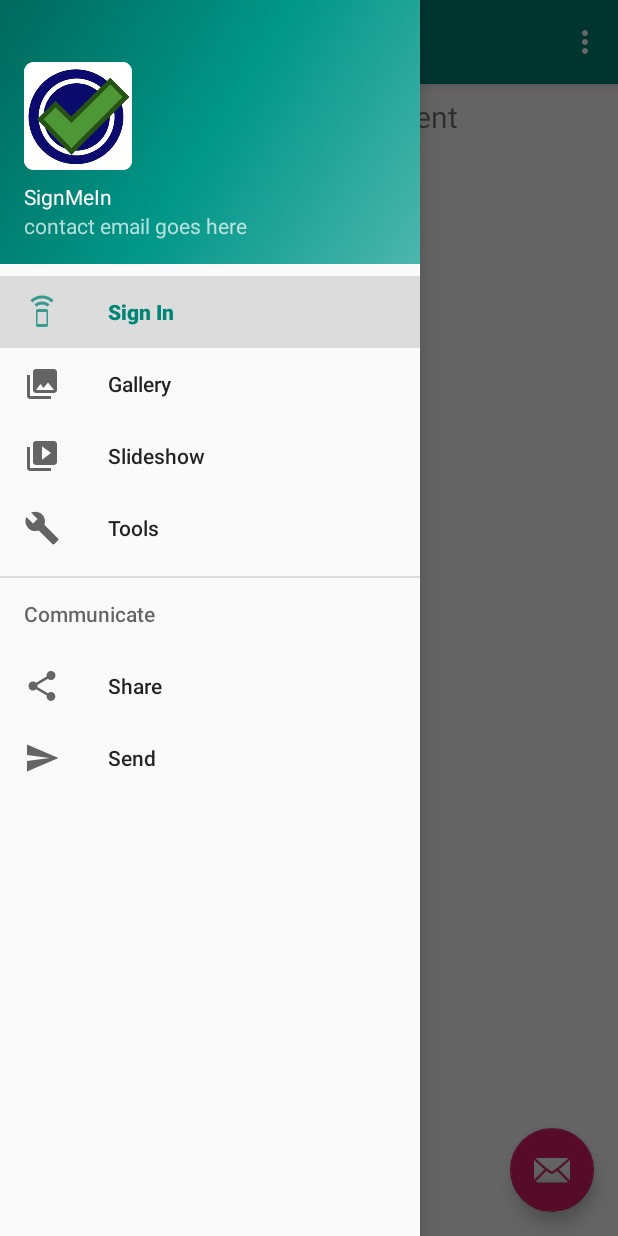
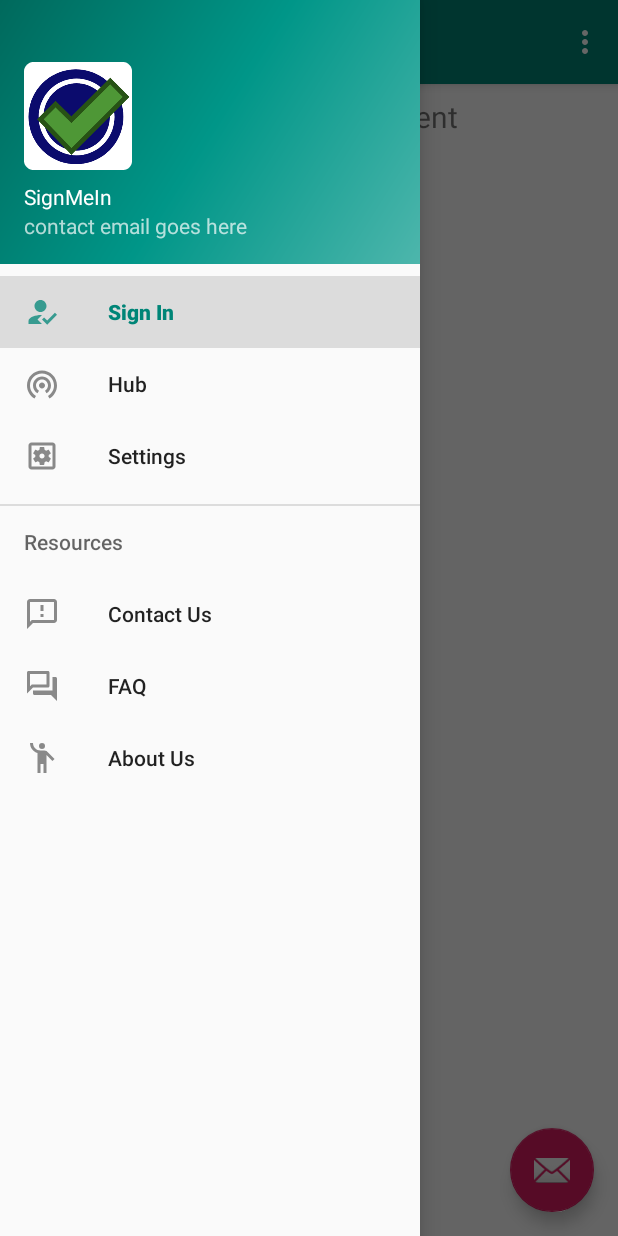
Before and after one commit to ecc521/SignMeIn, an Android app: the screen it shows after launch (MainActivity), with the side drawer open, on a phone screen of 412 x 824 dp. Run offline under Robolectric (Android 15) with nearby library versions, the phone set to English and light mode, and no system bars; our stand-ins replace navigation-ui.

Commit message:
Continue working on navbar

```diff
--- a/app/src/main/java/com/example/signmein/MainActivity.java
+++ b/app/src/main/java/com/example/signmein/MainActivity.java
@@ -44,8 +44,7 @@ public class MainActivity extends AppCompatActivity {
         // Passing each menu ID as a set of Ids because each
         // menu should be considered as top level destinations.
         mAppBarConfiguration = new AppBarConfiguration.Builder(
-                R.id.nav_home, R.id.nav_gallery, R.id.nav_slideshow,
-                R.id.nav_tools, R.id.nav_share, R.id.nav_send)
+                R.id.nav_home, R.id.nav_hub, R.id.nav_settings, R.id.nav_faq, R.id.nav_about, R.id.nav_contact)
                 .setDrawerLayout(drawer)
                 .build();
         NavController navController = Navigation.findNavController(this, R.id.nav_host_fragment);
--- a/app/src/main/res/drawable-v21/ic_menu_camera.xml
+++ /dev/null
@@ -1,12 +0,0 @@
-<vector xmlns:android="http://schemas.android.com/apk/res/android"
-    android:width="24dp"
-    android:height="24dp"
-    android:viewportWidth="24.0"
-    android:viewportHeight="24.0">
-    <path
-        android:fillColor="#FF000000"
-        android:pathData="M12,12m-3.2,0a3.2,3.2 0,1 1,6.4 0a3.2,3.2 0,1 1,-6.4 0" />
-    <path
-        android:fillColor="#FF000000"
-        android:pathData="M9,2L7.17,4H4c-1.1,0 -2,0.9 -2,2v12c0,1.1 0.9,2 2,2h16c1.1,0 2,-0.9 2,-2V6c0,-1.1 -0.9,-2 -2,-2h-3.17L15,2H9zm3,15c-2.76,0 -5,-2.24 -5,-5s2.24,-5 5,-5 5,2.24 5,5 -2.24,5 -5,5z" />
-</vector>
--- a/app/src/main/res/drawable-v21/ic_menu_gallery.xml
+++ /dev/null
@@ -1,9 +0,0 @@
-<vector xmlns:android="http://schemas.android.com/apk/res/android"
-    android:width="24dp"
-    android:height="24dp"
-    android:viewportWidth="24.0"
-    android:viewportHeight="24.0">
-    <path
-        android:fillColor="#FF000000"
-        android:pathData="M22,16V4c0,-1.1 -0.9,-2 -2,-2H8c-1.1,0 -2,0.9 -2,2v12c0,1.1 0.9,2 2,2h12c1.1,0 2,-0.9 2,-2zm-11,-4l2.03,2.71L16,11l4,5H8l3,-4zM2,6v14c0,1.1 0.9,2 2,2h14v-2H4V6H2z" />
-</vector>
--- a/app/src/main/res/drawable-v21/ic_menu_manage.xml
+++ /dev/null
@@ -1,9 +0,0 @@
-<vector xmlns:android="http://schemas.android.com/apk/res/android"
-    android:width="24dp"
-    android:height="24dp"
-    android:viewportWidth="24.0"
-    android:viewportHeight="24.0">
-    <path
-        android:fillColor="#FF000000"
-        android:pathData="M22.7,19l-9.1,-9.1c0.9,-2.3 0.4,-5 -1.5,-6.9 -2,-2 -5,-2.4 -7.4,-1.3L9,6 6,9 1.6,4.7C0.4,7.1 0.9,10.1 2.9,12.1c1.9,1.9 4.6,2.4 6.9,1.5l9.1,9.1c0.4,0.4 1,0.4 1.4,0l2.3,-2.3c0.5,-0.4 0.5,-1.1 0.1,-1.4z" />
-</vector>
--- a/app/src/main/res/drawable-v21/ic_menu_send.xml
+++ /dev/null
@@ -1,9 +0,0 @@
-<vector xmlns:android="http://schemas.android.com/apk/res/android"
-    android:width="24dp"
-    android:height="24dp"
-    android:viewportWidth="24.0"
-    android:viewportHeight="24.0">
-    <path
-        android:fillColor="#FF000000"
-        android:pathData="M2.01,21L23,12 2.01,3 2,10l15,2 -15,2z" />
-</vector>
--- a/app/src/main/res/drawable-v21/ic_menu_share.xml
+++ /dev/null
@@ -1,9 +0,0 @@
-<vector xmlns:android="http://schemas.android.com/apk/res/android"
-    android:width="24dp"
-    android:height="24dp"
-    android:viewportWidth="24.0"
-    android:viewportHeight="24.0">
-    <path
-        android:fillColor="#FF000000"
-        android:pathData="M18,16.08c-0.76,0 -1.44,0.3 -1.96,0.77L8.91,12.7c0.05,-0.23 0.09,-0.46 0.09,-0.7s-0.04,-0.47 -0.09,-0.7l7.05,-4.11c0.54,0.5 1.25,0.81 2.04,0.81 1.66,0 3,-1.34 3,-3s-1.34,-3 -3,-3 -3,1.34 -3,3c0,0.24 0.04,0.47 0.09,0.7L8.04,9.81C7.5,9.31 6.79,9 6,9c-1.66,0 -3,1.34 -3,3s1.34,3 3,3c0.79,0 1.5,-0.31 2.04,-0.81l7.12,4.16c-0.05,0.21 -0.08,0.43 -0.08,0.65 0,1.61 1.31,2.92 2.92,2.92 1.61,0 2.92,-1.31 2.92,-2.92s-1.31,-2.92 -2.92,-2.92z" />
-</vector>
--- a/app/src/main/res/drawable-v21/ic_menu_slideshow.xml
+++ /dev/null
@@ -1,9 +0,0 @@
-<vector xmlns:android="http://schemas.android.com/apk/res/android"
-    android:width="24dp"
-    android:height="24dp"
-    android:viewportWidth="24.0"
-    android:viewportHeight="24.0">
-    <path
-        android:fillColor="#FF000000"
-        android:pathData="M4,6H2v14c0,1.1 0.9,2 2,2h14v-2H4V6zm16,-4H8c-1.1,0 -2,0.9 -2,2v12c0,1.1 0.9,2 2,2h12c1.1,0 2,-0.9 2,-2V4c0,-1.1 -0.9,-2 -2,-2zm-8,12.5v-9l6,4.5 -6,4.5z" />
-</vector>
--- /dev/null
+++ b/app/src/main/res/drawable/ic_faq.xml
@@ -0,0 +1,5 @@
+<vector android:alpha="0.75" android:height="24dp"
+    android:viewportHeight="24" android:viewportWidth="24"
+    android:width="24dp" xmlns:android="http://schemas.android.com/apk/res/android">
+    <path android:fillColor="#FF000000" android:pathData="M15,4v7L5.17,11l-0.59,0.59 -0.58,0.58L4,4h11m1,-2L3,2c-0.55,0 -1,0.45 -1,1v14l4,-4h10c0.55,0 1,-0.45 1,-1L17,3c0,-0.55 -0.45,-1 -1,-1zM21,6h-2v9L6,15v2c0,0.55 0.45,1 1,1h11l4,4L22,7c0,-0.55 -0.45,-1 -1,-1z"/>
+</vector>
--- /dev/null
+++ b/app/src/main/res/drawable/ic_waving_person.xml
@@ -0,0 +1,6 @@
+<vector android:alpha="0.75" android:height="24dp"
+    android:viewportHeight="24" android:viewportWidth="24"
+    android:width="24dp" xmlns:android="http://schemas.android.com/apk/res/android">
+    <path android:fillColor="#FF000000" android:pathData="M12,4m-2,0a2,2 0,1 1,4 0a2,2 0,1 1,-4 0"/>
+    <path android:fillColor="#FF000000" android:pathData="M15.89,8.11C15.5,7.72 14.83,7 13.53,7c-0.21,0 -1.42,0 -2.54,0C8.24,6.99 6,4.75 6,2H4c0,3.16 2.11,5.84 5,6.71V22h2v-6h2v6h2V10.05L18.95,14l1.41,-1.41L15.89,8.11z"/>
+</vector>
--- a/app/src/main/res/menu/main_activity_drawer.xml
+++ b/app/src/main/res/menu/main_activity_drawer.xml
@@ -6,32 +6,32 @@
     <group android:checkableBehavior="single">
         <item
             android:id="@+id/nav_home"
-            android:icon="@drawable/ic_speaker_phone"
+            android:icon="@drawable/ic_register"
             android:title="@string/menu_home" />
         <item
-            android:id="@+id/nav_gallery"
-            android:icon="@drawable/ic_menu_gallery"
-            android:title="@string/menu_gallery" />
+            android:id="@+id/nav_hub"
+            android:icon="@drawable/ic_wifi_tethering"
+            android:title="@string/menu_hub" />
         <item
-            android:id="@+id/nav_slideshow"
-            android:icon="@drawable/ic_menu_slideshow"
-            android:title="@string/menu_slideshow" />
-        <item
-            android:id="@+id/nav_tools"
-            android:icon="@drawable/ic_menu_manage"
-            android:title="@string/menu_tools" />
+            android:id="@+id/nav_settings"
+            android:icon="@drawable/ic_settings"
+            android:title="@string/menu_settings" />
     </group>
 
-    <item android:title="Communicate">
+    <item android:title="Resources">
         <menu>
             <item
-                android:id="@+id/nav_share"
-                android:icon="@drawable/ic_menu_share"
-                android:title="@string/menu_share" />
+                android:id="@+id/nav_contact"
+                android:icon="@drawable/ic_feedback"
+                android:title="@string/menu_contact" />
             <item
-                android:id="@+id/nav_send"
-                android:icon="@drawable/ic_menu_send"
-                android:title="@string/menu_send" />
+                android:id="@+id/nav_faq"
+                android:icon="@drawable/ic_faq"
+                android:title="@string/menu_faq" />
+            <item
+                android:id="@+id/nav_about"
+                android:icon="@drawable/ic_waving_person"
+                android:title="@string/menu_about" />
         </menu>
     </item>
 
--- a/app/src/main/res/navigation/mobile_navigation.xml
+++ b/app/src/main/res/navigation/mobile_navigation.xml
@@ -12,32 +12,33 @@
         tools:layout="@layout/fragment_home" />
 
     <fragment
-        android:id="@+id/nav_gallery"
+        android:id="@+id/nav_hub"
         android:name="com.example.signmein.ui.gallery.GalleryFragment"
-        android:label="@string/menu_gallery"
+        android:label="@string/menu_hub"
         tools:layout="@layout/fragment_gallery" />
 
     <fragment
-        android:id="@+id/nav_slideshow"
+        android:id="@+id/nav_settings"
         android:name="com.example.signmein.ui.slideshow.SlideshowFragment"
-        android:label="@string/menu_slideshow"
+        android:label="@string/menu_settings"
         tools:layout="@layout/fragment_slideshow" />
 
     <fragment
-        android:id="@+id/nav_tools"
-        android:name="com.example.signmein.ui.tools.ToolsFragment"
-        android:label="@string/menu_tools"
-        tools:layout="@layout/fragment_tools" />
-
-    <fragment
-        android:id="@+id/nav_share"
+        android:id="@+id/nav_contact"
         android:name="com.example.signmein.ui.share.ShareFragment"
-        android:label="@string/menu_share"
+        android:label="@string/menu_contact"
         tools:layout="@layout/fragment_share" />
 
     <fragment
-        android:id="@+id/nav_send"
+        android:id="@+id/nav_faq"
         android:name="com.example.signmein.ui.send.SendFragment"
-        android:label="@string/menu_send"
+        android:label="@string/menu_faq"
         tools:layout="@layout/fragment_send" />
+
+    <fragment
+        android:id="@+id/nav_about"
+        android:name="com.example.signmein.ui.tools.ToolsFragment"
+        android:label="@string/menu_about"
+        tools:layout="@layout/fragment_send" />
+
 </navigation>
--- a/app/src/main/res/values/strings.xml
+++ b/app/src/main/res/values/strings.xml
@@ -12,10 +12,11 @@
     <string name="action_settings">Settings</string>
 
     <string name="menu_home">Sign In</string>
-    <string name="menu_gallery">Gallery</string>
-    <string name="menu_slideshow">Slideshow</string>
-    <string name="menu_tools">Tools</string>
-    <string name="menu_share">Share</string>
-    <string name="menu_send">Send</string>
+    <string name="menu_hub">Hub</string>
+
+    <string name="menu_contact">Contact Us</string>
+    <string name="menu_faq">FAQ</string>
+    <string name="menu_about">About Us</string>
+    <string name="menu_settings">Settings</string>
 
 </resources>
```
